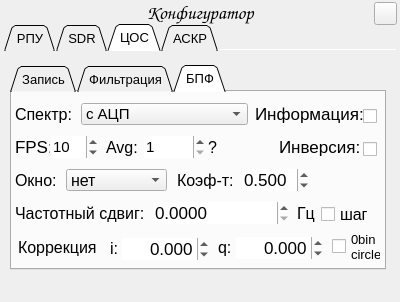
First picture: the form in config_manager.ui, repository FeZar97/DK, before the edit.
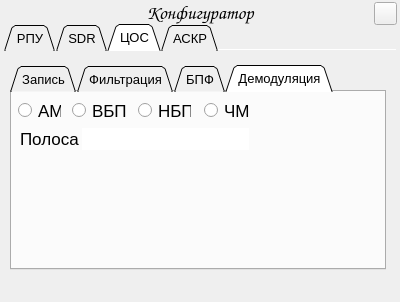
Second picture: the form after the edit. The open tabs and pages were chosen to show the change. Icons and pictures are not drawn.

```diff
--- a/config_manager.ui
+++ b/config_manager.ui
@@ -1582,7 +1582,7 @@
        <enum>QTabWidget::Triangular</enum>
       </property>
       <property name="currentIndex">
-       <number>2</number>
+       <number>3</number>
       </property>
       <widget class="QWidget" name="RecordTab">
        <attribute name="title">
@@ -2650,6 +2650,131 @@
         </property>
        </widget>
       </widget>
+      <widget class="QWidget" name="tab">
+       <attribute name="title">
+        <string>Демодуляция</string>
+       </attribute>
+       <widget class="QRadioButton" name="radioButton">
+        <property name="geometry">
+         <rect>
+          <x>6</x>
+          <y>10</y>
+          <width>43</width>
+          <height>17</height>
+         </rect>
+        </property>
+        <property name="font">
+         <font>
+          <pointsize>13</pointsize>
+         </font>
+        </property>
+        <property name="text">
+         <string>АМ</string>
+        </property>
+       </widget>
+       <widget class="QRadioButton" name="radioButton_2">
+        <property name="geometry">
+         <rect>
+          <x>60</x>
+          <y>10</y>
+          <width>57</width>
+          <height>17</height>
+         </rect>
+        </property>
+        <property name="font">
+         <font>
+          <pointsize>13</pointsize>
+         </font>
+        </property>
+        <property name="text">
+         <string>ВБП</string>
+        </property>
+       </widget>
+       <widget class="QRadioButton" name="radioButton_3">
+        <property name="geometry">
+         <rect>
+          <x>126</x>
+          <y>10</y>
+          <width>53</width>
+          <height>17</height>
+         </rect>
+        </property>
+        <property name="font">
+         <font>
+          <pointsize>13</pointsize>
+         </font>
+        </property>
+        <property name="text">
+         <string>НБП</string>
+        </property>
+       </widget>
+       <widget class="QRadioButton" name="radioButton_4">
+        <property name="geometry">
+         <rect>
+          <x>192</x>
+          <y>10</y>
+          <width>49</width>
+          <height>17</height>
+         </rect>
+        </property>
+        <property name="font">
+         <font>
+          <pointsize>13</pointsize>
+         </font>
+        </property>
+        <property name="text">
+         <string>ЧМ</string>
+        </property>
+       </widget>
+       <widget class="QLabel" name="label">
+        <property name="geometry">
+         <rect>
+          <x>8</x>
+          <y>36</y>
+          <width>69</width>
+          <height>21</height>
+         </rect>
+        </property>
+        <property name="font">
+         <font>
+          <pointsize>13</pointsize>
+         </font>
+        </property>
+        <property name="text">
+         <string>Полоса</string>
+        </property>
+       </widget>
+       <widget class="QLineEdit" name="lineEdit">
+        <property name="geometry">
+         <rect>
+          <x>70</x>
+          <y>36</y>
+          <width>167</width>
+          <height>22</height>
+         </rect>
+        </property>
+        <property name="sizePolicy">
+         <sizepolicy hsizetype="Expanding" vsizetype="Fixed">
+          <horstretch>0</horstretch>
+          <verstretch>0</verstretch>
+         </sizepolicy>
+        </property>
+        <property name="minimumSize">
+         <size>
+          <width>0</width>
+          <height>0</height>
+         </size>
+        </property>
+        <property name="font">
+         <font>
+          <pointsize>13</pointsize>
+         </font>
+        </property>
+        <property name="frame">
+         <bool>false</bool>
+        </property>
+       </widget>
+      </widget>
      </widget>
     </widget>
     <widget class="QWidget" name="ASKRTab">
```
Left out of the diff: 2 changed lines with no effect on the pictures.
